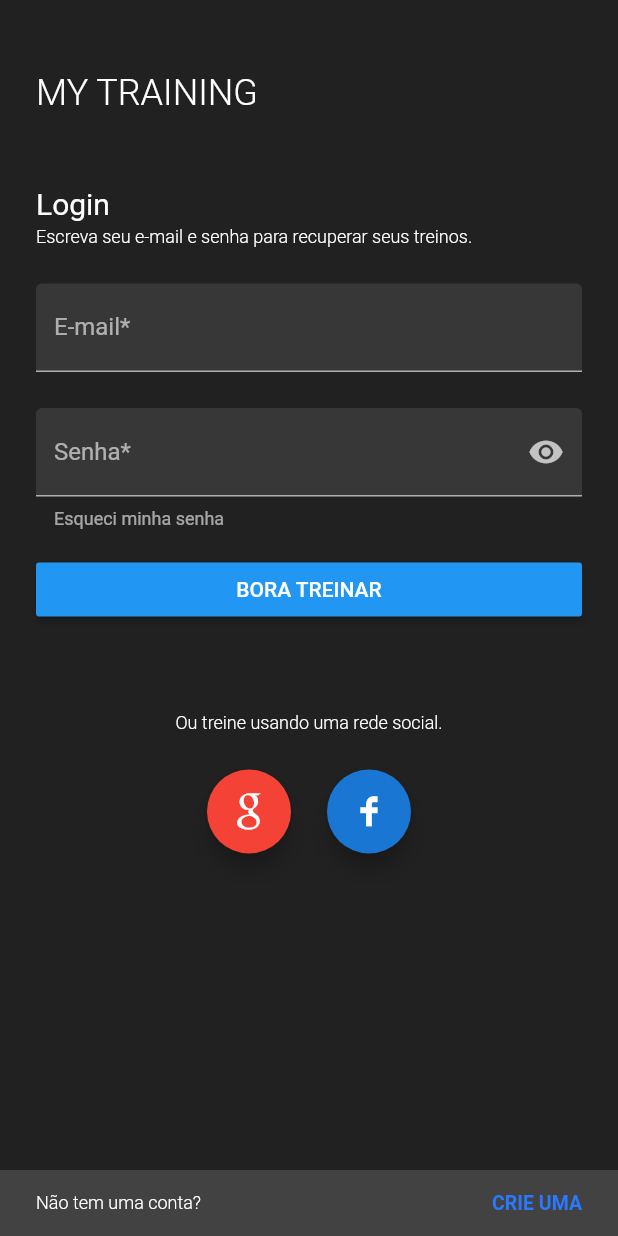
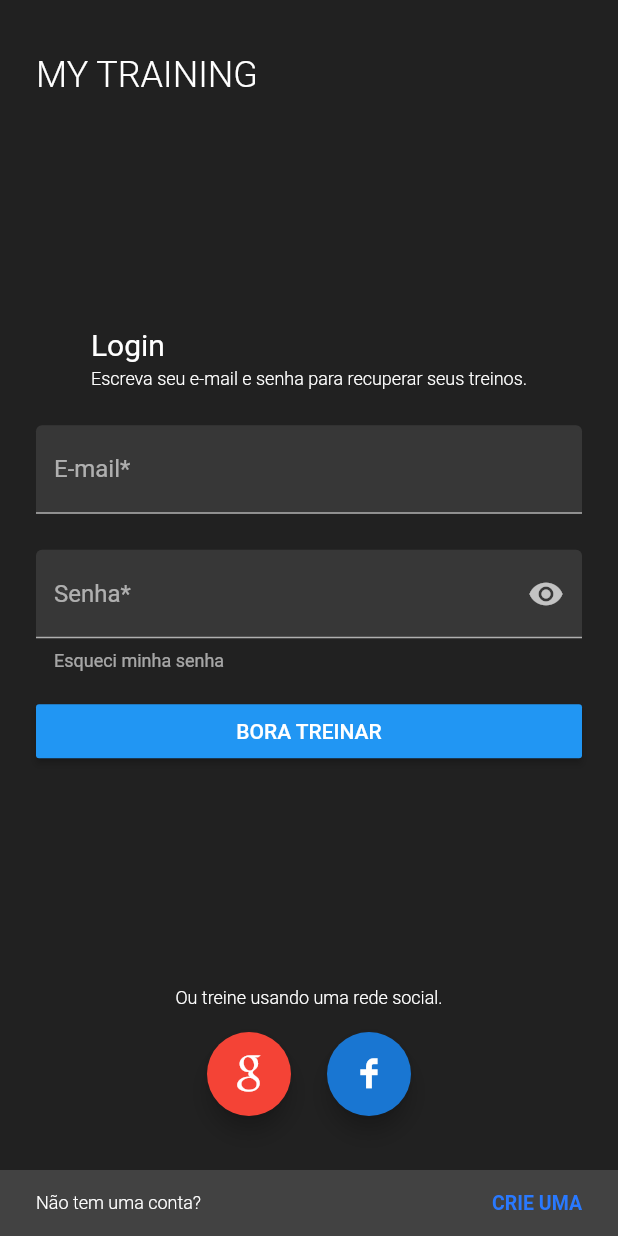
Before and after one commit to mariocsantos/my-training, a Flutter app: the screen it shows after launch, on a phone screen of 412 x 824 dp. Run offline on Flutter 3.47's test engine with Material 2 defaults, Android fonts, the phone set to English and light mode, and no system bars.

Commit message:
Layout fix in login screen

```diff
--- a/lib/screens/login/login.dart
+++ b/lib/screens/login/login.dart
@@ -21,23 +21,36 @@ class LoginPageState extends State<LoginPage> {
           child: Column(
             mainAxisAlignment: MainAxisAlignment.spaceBetween,
             children: <Widget>[
-              Container(
-                padding: EdgeInsets.only(left: paddingSide, right: paddingSide),
+              Expanded(
+                child: Container(
+                  padding: EdgeInsets.only(
+                    left: paddingSide,
+                    right: paddingSide,
+                    top: 36,
+                    bottom: 36,
+                  ),
                   child: Column(
                     crossAxisAlignment: CrossAxisAlignment.start,
+                    mainAxisAlignment: MainAxisAlignment.spaceBetween,
                     children: <Widget>[
                       // Logo
                       Container(
-                      padding: EdgeInsets.only(top: 48, bottom: 48),
                         child: Text(
                           'MY TRAINING',
                           style: TextStyle(
-                            fontWeight: FontWeight.w300, fontSize: 24),
+                            fontWeight: FontWeight.w300,
+                            fontSize: 24,
                           ),
                         ),
-                    // Login info
+                      ),
                       Container(
-                      margin: EdgeInsets.only(bottom: 24),
+                        child: Column(
+                          children: <Widget>[
+                            Container(
+                              margin: EdgeInsets.only(
+                                bottom: 24,
+                                top: 24,
+                              ),
                               child: Column(
                                 crossAxisAlignment: CrossAxisAlignment.start,
                                 children: <Widget>[
@@ -59,9 +72,12 @@ class LoginPageState extends State<LoginPage> {
                               ),
                             ),
                             LoginForm(),
+                          ],
+                        ),
+                      ),
                       Container(
                         width: double.infinity,
-                      padding: EdgeInsets.only(top: 42, bottom: 42),
+                        padding: EdgeInsets.only(top: 0),
                         child: Column(
                           crossAxisAlignment: CrossAxisAlignment.center,
                           children: <Widget>[
@@ -71,7 +87,7 @@ class LoginPageState extends State<LoginPage> {
                                   fontSize: 12, fontWeight: FontWeight.w300),
                             ),
                             Container(
-                            margin: EdgeInsets.only(top: 24),
+                              margin: EdgeInsets.only(top: 16),
                               child: Row(
                                 mainAxisAlignment: MainAxisAlignment.center,
                                 children: <Widget>[
@@ -95,6 +111,7 @@ class LoginPageState extends State<LoginPage> {
                         ),
                       ),
                     ],
+                  ),
                 ),
               ),
               Container(
```
Lines whose indentation alone changed are shown as unchanged.
